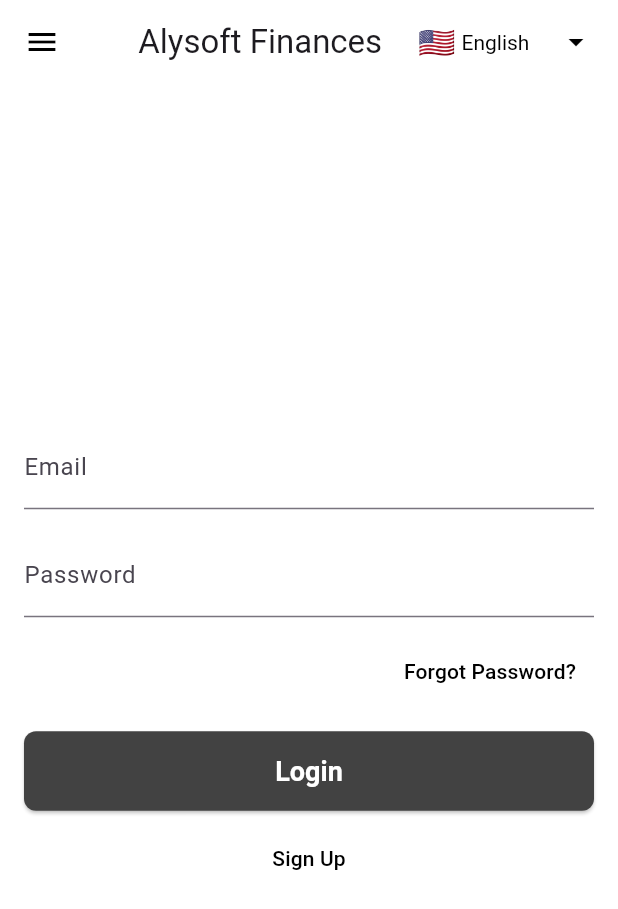
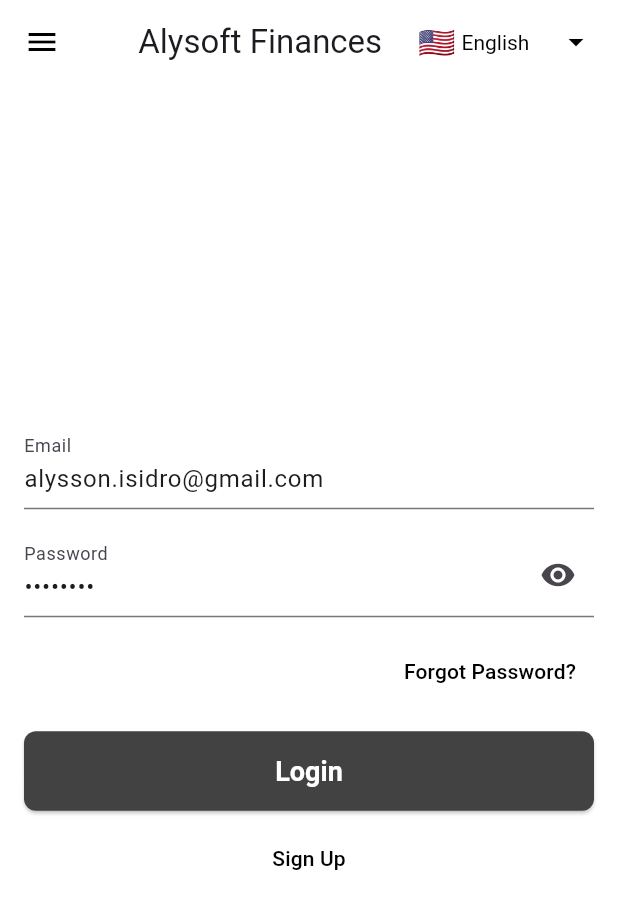
Before and after one commit to alycwb/alyfin, a Flutter app: the screen it shows after launch, on a phone screen of 412 x 824 dp. Shown: the top 909 px of the screen. Run offline on Flutter 3.47's test engine with Material 3 defaults, Android fonts, the phone set to English and light mode, and no system bars; our stand-ins replace supabase_flutter; accounts and stored records are empty.

Commit message:
chore: release v1.0.2

```diff
--- a/lib/main.dart
+++ b/lib/main.dart
@@ -3,6 +3,9 @@ import 'package:supabase_flutter/supabase_flutter.dart';
 import 'pages/categories_page.dart';
 import 'pages/types_page.dart';
 import 'pages/expenses_page.dart';
+import 'pages/dashboard_page.dart';
+// RouteObserver para atualização de telas
+final RouteObserver<ModalRoute<void>> routeObserver = RouteObserver<ModalRoute<void>>();
 
 void main() async {
   WidgetsFlutterBinding.ensureInitialized();
@@ -52,6 +55,12 @@ final localizedStrings = {
     'type': 'Type',
     'expense_date': 'Expense Date',
     'effective_date': 'Effective Date',
+    'this_month': 'This Month',
+    'recent': 'Recent',
+    'top_types': 'Top 2 Expense Types',
+    'top_category': 'Top Category',
+    'invalid_credentials': 'Invalid username or password',
+    'invalid_amount': 'Invalid amount format',
   },
   Language.pt: {
     'title': 'Entrar',
@@ -89,6 +98,12 @@ final localizedStrings = {
     'type': 'Tipo',
     'expense_date': 'Data da Despesa',
     'effective_date': 'Data Efetiva',
+    'this_month': 'Este Mês',
+    'recent': 'Recentes',
+    'top_types': 'Maiores Tipos de Gasto',
+    'top_category': 'Maior Categoria',
+    'invalid_credentials': 'Usuário ou senha inválidos',
+    'invalid_amount': 'Formato de valor inválido',
   },
 };
 
@@ -102,8 +117,17 @@ class MyApp extends StatefulWidget {
 class _MyAppState extends State<MyApp> {
   Language _lang = Language.en;
   bool _loggedIn = false;
+  bool _obscurePassword = true;
+  final GlobalKey<ScaffoldMessengerState> _scaffoldMessengerKey = GlobalKey<ScaffoldMessengerState>();
   final TextEditingController _loginEmailController = TextEditingController();
   final TextEditingController _loginPasswordController = TextEditingController();
+
+  @override
+  void initState() {
+    super.initState();
+    _loginEmailController.text = 'alysson.isidro@gmail.com';
+    _loginPasswordController.text = 'Pass.135';
+  }
 
   Future<void> _showSignUpDialog(BuildContext context) async {
     final nameController = TextEditingController();
@@ -138,11 +162,11 @@ class _MyAppState extends State<MyApp> {
                     data: {'full_name': nameController.text},
                   );
                   Navigator.pop(context);
-                  ScaffoldMessenger.of(context).showSnackBar(
+                  _scaffoldMessengerKey.currentState?.showSnackBar(
                     const SnackBar(content: Text('Registration successful, check your email')),
                   );
                 } catch (error) {
-                  ScaffoldMessenger.of(context).showSnackBar(
+                  _scaffoldMessengerKey.currentState?.showSnackBar(
                     SnackBar(content: Text(error.toString())),
                   );
                 }
@@ -159,6 +183,8 @@ class _MyAppState extends State<MyApp> {
   Widget build(BuildContext context) {
     final strings = localizedStrings[_lang]!;
     return MaterialApp(
+      scaffoldMessengerKey: _scaffoldMessengerKey,
+      navigatorObservers: [routeObserver],
       theme: ThemeData(primarySwatch: Colors.grey),
       debugShowCheckedModeBanner: false,
       title: 'Alysoft Finances',
@@ -188,7 +214,10 @@ class _MyAppState extends State<MyApp> {
                               shape: RoundedRectangleBorder(borderRadius: BorderRadius.zero),
                               minimumSize: const Size(double.infinity, 48),
                             ),
-                            onPressed: () => Navigator.pop(context),
+                            onPressed: () {
+                              Navigator.pop(context);
+                              Navigator.push(context, MaterialPageRoute(builder: (_) => DashboardPage(lang: _lang)));
+                            },
                             child: Text(s['dashboard']!),
                           ),
                           TextButton(
@@ -347,7 +376,7 @@ class _MyAppState extends State<MyApp> {
           ],
         ),
         body: _loggedIn
-            ? Container()
+            ? DashboardPage(lang: _lang)
             : Center(
                 child: Padding(
                   padding: const EdgeInsets.all(16.0),
@@ -364,8 +393,14 @@ class _MyAppState extends State<MyApp> {
                         const SizedBox(height: 16),
                         TextField(
                           controller: _loginPasswordController,
-                          decoration: InputDecoration(labelText: strings['password']),
-                          obscureText: true,
+                          decoration: InputDecoration(
+                            labelText: strings['password']!,
+                            suffixIcon: IconButton(
+                              icon: Icon(_obscurePassword ? Icons.visibility : Icons.visibility_off),
+                              onPressed: () => setState(() => _obscurePassword = !_obscurePassword),
+                            ),
+                          ),
+                          obscureText: _obscurePassword,
                         ),
                         const SizedBox(height: 12),
                         Align(
@@ -388,8 +423,12 @@ class _MyAppState extends State<MyApp> {
                                 password: _loginPasswordController.text,
                               );
                               setState(() => _loggedIn = true);
+                            } on AuthException catch (_) {
+                              _scaffoldMessengerKey.currentState?.showSnackBar(
+                                SnackBar(content: Text(strings['invalid_credentials']!)),
+                              );
                             } catch (error) {
-                              ScaffoldMessenger.of(context).showSnackBar(
+                              _scaffoldMessengerKey.currentState?.showSnackBar(
                                 SnackBar(content: Text(error.toString())),
                               );
                             }
--- a/pubspec.yaml
+++ b/pubspec.yaml
@@ -30,7 +30,8 @@ environment:
 dependencies:
   flutter:
     sdk: flutter
-  supabase_flutter: ^2.8.4
+  intl: ^0.18.0
+  supabase_flutter: any
   supabase: ^2.6.3
   # The following adds the Cupertino Icons font to your application.
   # Use with the CupertinoIcons class for iOS style icons.
```
Also changed, not shown: lib/pages/dashboard_page.dart (added, +219 -0 lines), lib/pages/expenses_page.dart (+53 -9 lines), pubspec.lock.
